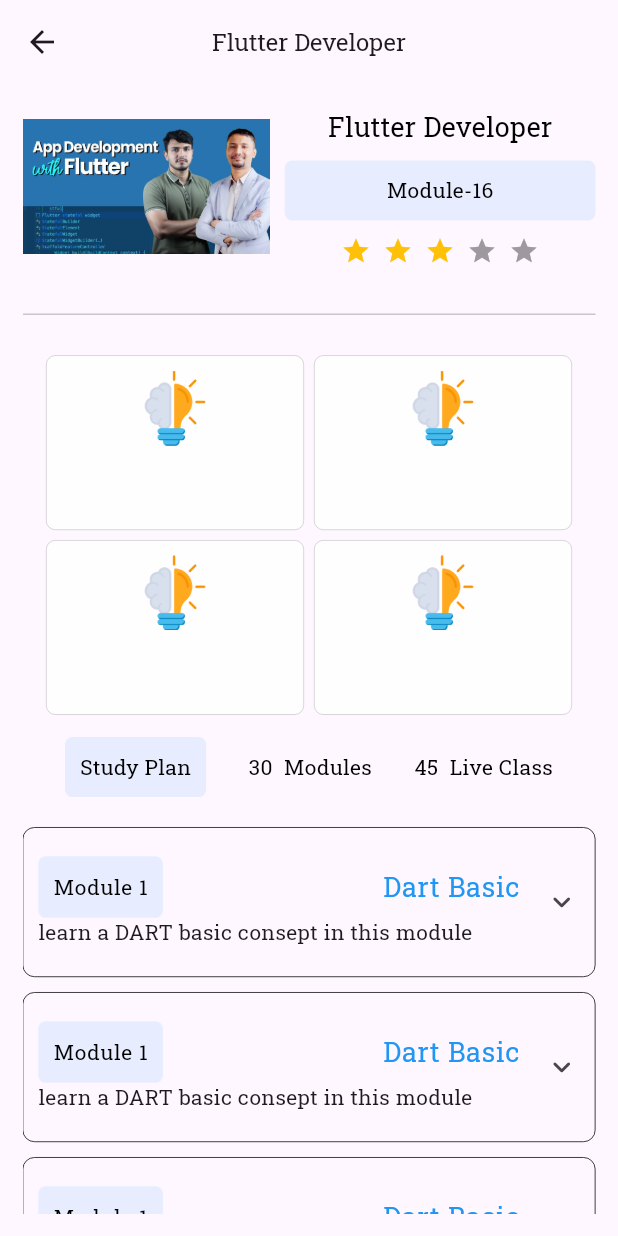
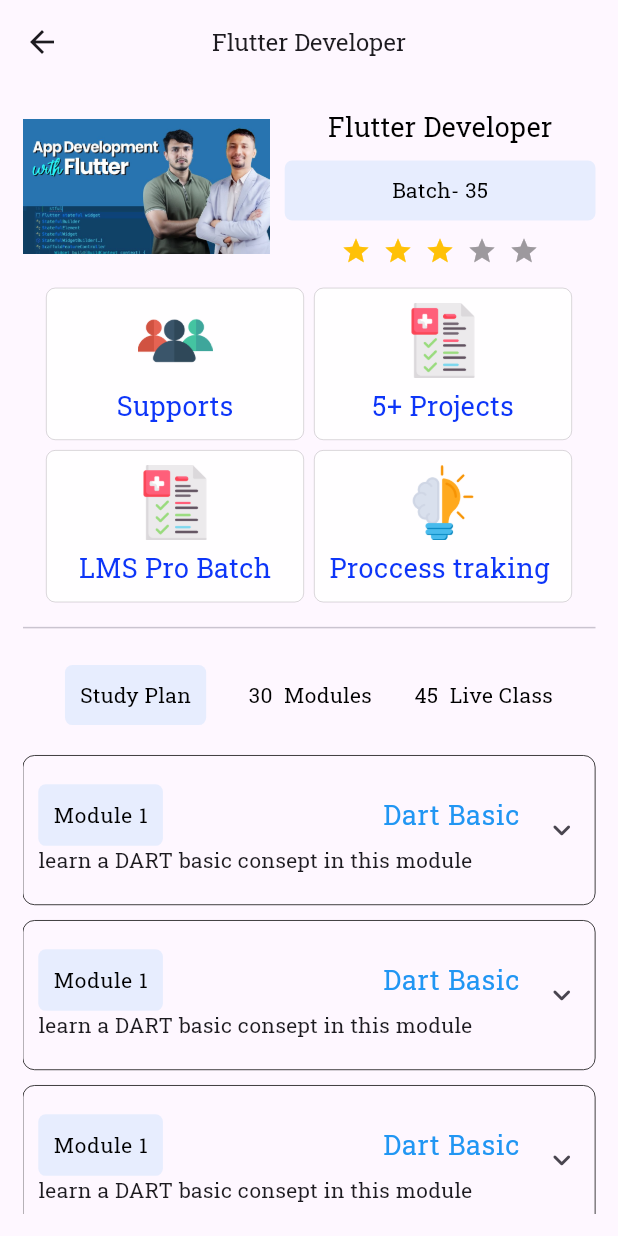
Before and after one commit to alazad214/learning_management, a Flutter app: the CourseScreen screen opened by its route, after a tap on "Flutter Developer", on a phone screen of 412 x 824 dp. Run offline on Flutter 3.47's test engine with Material 3 defaults, Android fonts, the phone set to English and light mode, and no system bars; drawn by our look-alikes of flutter_rating_bar; our stand-ins replace another_carousel_pro, get, introduction_screen, readmore, shared_preferences, youtube_player_flutter; accounts and stored records are empty.

Commit message:
code modified

```diff
--- a/lib/app/modules/live course/views/live_course_details.dart
+++ b/lib/app/modules/live course/views/live_course_details.dart
@@ -1,6 +1,9 @@
 import 'package:flutter/material.dart';
-import 'package:learning_management/app/modules/live%20course/views/widgets/live_details_main.dart';
+import 'package:learning_management/app/modules/live%20course/widgets/instructor_card.dart';
+import 'package:learning_management/app/modules/live%20course/widgets/live_details_main.dart';
+import 'package:learning_management/app/modules/live%20course/widgets/review_card.dart';
 import 'package:learning_management/app/modules/live%20course/widgets/study_plan_card.dart';
+import 'package:learning_management/utils/app_icon.dart';
 import 'package:learning_management/utils/colors.dart';
 import 'package:learning_management/widgtets/row_icon_text.dart';
 import 'package:learning_management/widgtets/text1.dart';
@@ -27,100 +30,39 @@ class LiveCourseDetails extends StatelessWidget {
               image: data['image'],
               title: data['title'],
             ),
-            const SizedBox(height: 20.0),
 
-            const Divider(height: 25),
-            const SizedBox(height: 15),
-            const Wrap(
+            //CARD SECTION
+            Wrap(
               spacing: 7.0,
               runSpacing: 7.0,
               alignment: WrapAlignment.center,
               children: [
-                LiveClassCard(),
-                LiveClassCard(),
-                LiveClassCard(),
-                LiveClassCard(),
+                LiveClassCard(
+                  icon: AppIcon.support,
+                  text: 'Supports',
+                ),
+                LiveClassCard(
+                  icon: AppIcon.project,
+                  text: '5+ Projects',
+                ),
+                LiveClassCard(
+                  icon: AppIcon.project,
+                  text: 'LMS Pro Batch',
+                ),
+                LiveClassCard(
+                  text: 'Proccess traking ',
+                ),
+                Divider(height: 20.0),
               ],
             ),
+
+            //STUDY PLAN SECTION
             StudyPlanCard(),
-            Padding(
-              padding: EdgeInsets.symmetric(vertical: 15.0),
-              child: Column(
-                children: [
-                  RowIconText(
-                      icon: Icons.person_2_outlined, text: "Instructor"),
-                  const Divider(height: 25),
-                  Container(
-                      width: double.infinity,
-                      padding: EdgeInsets.all(15.0),
-                      decoration: BoxDecoration(
-                          color: AppColor.blue2,
-                          borderRadius: BorderRadius.circular(8.0),
-                          border: Border(
-                            left: BorderSide(
-                              color: Colors.blue,
-                              width: 2.0,
-                            ),
-                          )),
-                      child: Column(
-                        children: [
-                          for (int i = 0; i < 2; i++)
-                            Container(
-                                height: 80,
-                                width: double.infinity,
-                                clipBehavior: Clip.antiAlias,
-                                alignment: Alignment.bottomCenter,
-                                margin: const EdgeInsets.only(
-                                    bottom: 15.0, right: 10.0),
-                                padding: const EdgeInsets.only(right: 10.0),
-                                decoration: BoxDecoration(
-                                  color: AppColor.white.withOpacity(0.9),
-                                  border: Border.all(width: 0.1),
-                                  borderRadius: BorderRadius.circular(6.0),
-                                ),
-                                child: Row(
-                                  children: [
-                                    SizedBox(
-                                      height: 80,
-                                      width: screenSize.width / 5,
-                                      child: Image.asset(
-                                        'assets/images/teacher/kibriya.jpg',
-                                        fit: BoxFit.cover,
-                                      ),
-                                    ),
-                                    const SizedBox(width: 15.0),
-                                    Column(
-                                      mainAxisAlignment:
-                                          MainAxisAlignment.center,
-                                      crossAxisAlignment:
-                                          CrossAxisAlignment.start,
-                                      children: [
-                                        Text(
-                                          "Golam Kibria",
-                                          style: const TextStyle(
-                                              color: Colors.black,
-                                              fontSize: 16.0),
-                                        ),
-                                        const SizedBox(height: 5.0),
-                                        Text(
-                                          "Flutter Developer",
-                                          style: const TextStyle(
-                                              color: Colors.black54,
-                                              fontSize: 12.0),
-                                        ),
-                                      ],
-                                    ),
-                                    const Spacer(),
-                                    const Icon(Icons.arrow_right)
-                                  ],
-                                )),
-                        ],
-                      ))
-                ],
-              ),
-            ),
+
+            //INSTRUCTOR
+            InstructorCard(),
+
             RowIconText(icon: Icons.view_module, text: "About This Course"),
-
             const SizedBox(height: 15),
             Text(
               data['description'],
@@ -140,36 +82,8 @@ class LiveCourseDetails extends StatelessWidget {
             Text(
               'Minimum 8 GB RAM and 64 bit laptop or computer',
             ),
-            const SizedBox(height: 20),
-            RowIconText(icon: Icons.reviews, text: "Review"),
-            Padding(
-              padding: EdgeInsets.symmetric(vertical: 15.0),
-              child: Column(
-                children: [
-                  const Divider(height: 25),
-                  for (int i = 0; i < 5; i++)
-                    Container(
-                        width: double.infinity,
-                        padding: EdgeInsets.all(15.0),
-                        margin: EdgeInsets.only(bottom: 10.0),
-                        decoration: BoxDecoration(
-                            color: AppColor.blue2,
-                            borderRadius: BorderRadius.circular(8.0),
-                            border: Border.all(width: 0.1)),
-                        child: Column(
-                          crossAxisAlignment: CrossAxisAlignment.start,
-                          children: [
-                            Text1(
-                              text: 'Al Azad',
-                            ),
-                            Divider(height: 10.0),
-                            Text(
-                                'I was able to learn very well by taking the course. Aliullah Bhai taught me very well and any problem I had, I joined the support class and got support. Thanks to the SMS team, I am very happy with the course.')
-                          ],
-                        ))
-                ],
-              ),
-            ),
+
+            ReviewCard()
           ],
         ),
       ),
--- a/lib/app/modules/live course/views/live_course_screen.dart
+++ b/lib/app/modules/live course/views/live_course_screen.dart
@@ -1,6 +1,7 @@
 import 'package:flutter/material.dart';
+import 'package:learning_management/app/modules/live%20course/widgets/live_course_card.dart';
 import 'package:learning_management/widgtets/backappbar.dart';
-import 'live_course_card.dart';
+
 
 class LiveCourseScreen extends StatelessWidget {
   final data;
--- a/lib/app/modules/live course/views/widgets/live_details_main.dart
+++ /dev/null
@@ -1,62 +0,0 @@
-import 'package:flutter/material.dart';
-import 'package:flutter_rating_bar/flutter_rating_bar.dart';
-import '../../../../../../widgtets/small_container.dart';
-import '../../../../../../widgtets/text1.dart';
-
-class LiveDetailsMain extends StatelessWidget {
-  const LiveDetailsMain({super.key, this.image, this.title, this.module, this.rate});
-  final image;
-  final title;
-  final module;
-  final rate;
-
-  @override
-  Widget build(BuildContext context) {
-    final screenSize = MediaQuery.of(context).size;
-    return   Row(
-      crossAxisAlignment: CrossAxisAlignment.center,
-      mainAxisAlignment: MainAxisAlignment.start,
-      children: [
-        Image.asset(
-          image,
-          height: 90.0,
-          width: screenSize.width / 2.5,
-          fit: BoxFit.cover,
-        ),
-        const SizedBox(width: 10.0),
-        Expanded(
-          child: Column(
-            children: [
-              Text1(
-                text: title,
-              ),
-              const SizedBox(height: 10.0),
-              const SmallContainer(
-                text: "Module-16",
-              ),
-              const SizedBox(height: 10.0),
-              RatingBar.builder(
-                initialRating: 3,
-                minRating: 1,
-                direction: Axis.horizontal,
-                allowHalfRating: true,
-                itemSize: 20.0,
-                itemCount: 5,
-                itemPadding:
-                const EdgeInsets.symmetric(horizontal: 4.0),
-                itemBuilder: (context, _) => const Icon(
-                  Icons.star,
-                  color: Colors.amber,
-                  size: 25,
-                ),
-                onRatingUpdate: (rating) {
-                  print(rating);
-                },
-              )
-            ],
-          ),
-        ),
-      ],
-    );
-  }
-}
--- /dev/null
+++ b/lib/app/modules/live course/widgets/instructor_card.dart
@@ -0,0 +1,83 @@
+import 'package:flutter/material.dart';
+import 'package:learning_management/utils/colors.dart';
+import 'package:learning_management/widgtets/row_icon_text.dart';
+
+class InstructorCard extends StatelessWidget {
+  const InstructorCard({super.key});
+
+  @override
+  Widget build(BuildContext context) {
+     final screenSize = MediaQuery.of(context).size;
+    return Padding(
+      padding: EdgeInsets.symmetric(vertical: 15.0),
+      child: Column(
+        children: [
+          RowIconText(icon: Icons.person_2_outlined, text: "Instructor"),
+          const Divider(height: 25),
+          Container(
+              width: double.infinity,
+              padding: EdgeInsets.all(15.0),
+              decoration: BoxDecoration(
+                  color: AppColor.blue2,
+                  borderRadius: BorderRadius.circular(8.0),
+                  border: Border(
+                    left: BorderSide(
+                      color: Colors.blue,
+                      width: 2.0,
+                    ),
+                  )),
+              child: Column(
+                children: [
+                  for (int i = 0; i < 2; i++)
+                    Container(
+                        height: 80,
+                        width: double.infinity,
+                        clipBehavior: Clip.antiAlias,
+                        alignment: Alignment.bottomCenter,
+                        margin:
+                            const EdgeInsets.only(bottom: 15.0, right: 10.0),
+                        padding: const EdgeInsets.only(right: 10.0),
+                        decoration: BoxDecoration(
+                          color: AppColor.white.withOpacity(0.9),
+                          border: Border.all(width: 0.1),
+                          borderRadius: BorderRadius.circular(6.0),
+                        ),
+                        child: Row(
+                          children: [
+                            SizedBox(
+                              height: 80,
+                              width: screenSize.width / 5,
+                              child: Image.asset(
+                                'assets/images/teacher/kibriya.jpg',
+                                fit: BoxFit.cover,
+                              ),
+                            ),
+                            const SizedBox(width: 15.0),
+                            Column(
+                              mainAxisAlignment: MainAxisAlignment.center,
+                              crossAxisAlignment: CrossAxisAlignment.start,
+                              children: [
+                                Text(
+                                  "Golam Kibria",
+                                  style: const TextStyle(
+                                      color: Colors.black, fontSize: 16.0),
+                                ),
+                                const SizedBox(height: 5.0),
+                                Text(
+                                  "Flutter Developer",
+                                  style: const TextStyle(
+                                      color: Colors.black54, fontSize: 12.0),
+                                ),
+                              ],
+                            ),
+                            const Spacer(),
+                            const Icon(Icons.arrow_right)
+                          ],
+                        )),
+                ],
+              ))
+        ],
+      ),
+    );
+  }
+}
--- a/lib/app/modules/live course/widgets/live_class_card.dart
+++ b/lib/app/modules/live course/widgets/live_class_card.dart
@@ -1,4 +1,5 @@
 import 'package:flutter/material.dart';
+import 'package:learning_management/utils/colors.dart';
 import '../../../../../widgtets/text1.dart';
 import '../../../../../widgtets/text2.dart';
 
@@ -24,11 +25,10 @@ class LiveClassCard extends StatelessWidget {
             icon ?? 'assets/icon/skill.png',
             height: 50.0,
           ),
+          SizedBox(height: 5.0),
           Text1(
             text: text ?? "",
-          ),
-          Text2(
-            text: text2 ?? "",
+            color: AppColor.primary,
           ),
         ],
       ),
--- a/lib/app/modules/live course/views/live_course_card.dart
+++ b/lib/app/modules/live course/widgets/live_course_card.dart
@@ -1,8 +1,9 @@
 import 'package:flutter/material.dart';
 import 'package:get/get.dart';
+import 'package:learning_management/app/modules/live%20course/views/live_course_details.dart';
 import '../../../section/course section/views/course_utils.dart';
 import '../../../section/course section/widgets/course_card.dart';
-import 'live_course_details.dart';
+
 
 class LiveCourseCard extends StatelessWidget {
   const LiveCourseCard({
--- /dev/null
+++ b/lib/app/modules/live course/widgets/live_details_main.dart
@@ -0,0 +1,66 @@
+import 'package:flutter/material.dart';
+import 'package:flutter_rating_bar/flutter_rating_bar.dart';
+import '../../../../../../widgtets/small_container.dart';
+import '../../../../../../widgtets/text1.dart';
+
+class LiveDetailsMain extends StatelessWidget {
+  const LiveDetailsMain(
+      {super.key, this.image, this.title, this.module, this.rate, this.batch});
+  final image;
+  final title;
+  final module;
+  final rate;
+  final batch;
+
+  @override
+  Widget build(BuildContext context) {
+    final screenSize = MediaQuery.of(context).size;
+    return Padding(
+      padding: EdgeInsets.only(bottom: 15.0),
+      child: Row(
+        crossAxisAlignment: CrossAxisAlignment.center,
+        mainAxisAlignment: MainAxisAlignment.start,
+        children: [
+          Image.asset(
+            image,
+            height: 90.0,
+            width: screenSize.width / 2.5,
+            fit: BoxFit.cover,
+          ),
+          const SizedBox(width: 10.0),
+          Expanded(
+            child: Column(
+              children: [
+                Text1(
+                  text: title,
+                ),
+                const SizedBox(height: 10.0),
+                const SmallContainer(
+                  text: "Batch- 35",
+                ),
+                const SizedBox(height: 10.0),
+                RatingBar.builder(
+                  initialRating: 3,
+                  minRating: 1,
+                  direction: Axis.horizontal,
+                  allowHalfRating: true,
+                  itemSize: 20.0,
+                  itemCount: 5,
+                  itemPadding: const EdgeInsets.symmetric(horizontal: 4.0),
+                  itemBuilder: (context, _) => const Icon(
+                    Icons.star,
+                    color: Colors.amber,
+                    size: 25,
+                  ),
+                  onRatingUpdate: (rating) {
+                    print(rating);
+                  },
+                )
+              ],
+            ),
+          ),
+        ],
+      ),
+    );
+  }
+}
--- /dev/null
+++ b/lib/app/modules/live course/widgets/review_card.dart
@@ -0,0 +1,45 @@
+import 'package:flutter/material.dart';
+import 'package:learning_management/utils/colors.dart';
+import 'package:learning_management/widgtets/row_icon_text.dart';
+import 'package:learning_management/widgtets/text1.dart';
+
+class ReviewCard extends StatelessWidget {
+  const ReviewCard({super.key});
+
+  @override
+  Widget build(BuildContext context) {
+    return Column(
+      children: [
+        const SizedBox(height: 20),
+        RowIconText(icon: Icons.reviews, text: "Review"),
+        Padding(
+          padding: EdgeInsets.symmetric(vertical: 10.0),
+          child: Column(
+            children: [
+              for (int i = 0; i < 2; i++)
+                Container(
+                    width: double.infinity,
+                    padding: EdgeInsets.all(15.0),
+                    margin: EdgeInsets.only(bottom: 10.0),
+                    decoration: BoxDecoration(
+                        color: AppColor.blue2,
+                        borderRadius: BorderRadius.circular(8.0),
+                        border: Border.all(width: 0.1)),
+                    child: Column(
+                      crossAxisAlignment: CrossAxisAlignment.start,
+                      children: [
+                        Text1(
+                          text: 'Al Azad',
+                        ),
+                        Divider(height: 10.0),
+                        Text(
+                            'I was able to learn very well by taking the course. Aliullah Bhai taught me very well and any problem I had, I joined the support class and got support. Thanks to the SMS team, I am very happy with the course.')
+                      ],
+                    ))
+            ],
+          ),
+        ),
+      ],
+    );
+  }
+}
--- a/lib/app/section/course section/views/course_screen.dart
+++ b/lib/app/section/course section/views/course_screen.dart
@@ -1,7 +1,7 @@
 import 'package:flutter/material.dart';
+import 'package:learning_management/app/modules/live%20course/widgets/live_course_card.dart';
 import 'package:learning_management/widgtets/custom_appbar.dart';
 import '../../../modules/free course/views/free_course_screen.dart';
-import '../../../modules/live course/views/live_course_card.dart';
 import '../../../modules/recoded courses/views/record_course_card.dart';
 
 
--- a/lib/app/section/home section/views/home_screen.dart
+++ b/lib/app/section/home section/views/home_screen.dart
@@ -1,10 +1,10 @@
 import 'package:flutter/material.dart';
 import 'package:get/get.dart';
+import 'package:learning_management/app/modules/live%20course/widgets/live_course_card.dart';
 import '../../../../widgtets/backappbar.dart';
 import '../../../../widgtets/custom_appbar.dart';
 import '../../../../widgtets/custom_see_all.dart';
 import '../../../modules/free course/views/free_course_screen.dart';
-import '../../../modules/live course/views/live_course_card.dart';
 import '../../../modules/my course/views/buy_course_card.dart';
 import '../../../modules/recoded courses/views/record_course_card.dart';
 import '../../../modules/teacher/views/teacher_card.dart';
--- a/lib/utils/app_icon.dart
+++ b/lib/utils/app_icon.dart
@@ -14,4 +14,5 @@ class AppIcon {
   static String liveClass = "assets/icon/liveClass.png";
   static String call = "assets/icon/call.png";
   static String email = "assets/icon/email.png";
+  static String support = "assets/icon/team.png";
 }
--- a/lib/widgtets/small_container.dart
+++ b/lib/widgtets/small_container.dart
@@ -1,4 +1,3 @@
-import 'package:flutter/cupertino.dart';
 import 'package:flutter/material.dart';
 import 'package:learning_management/widgtets/text2.dart';
 
```
